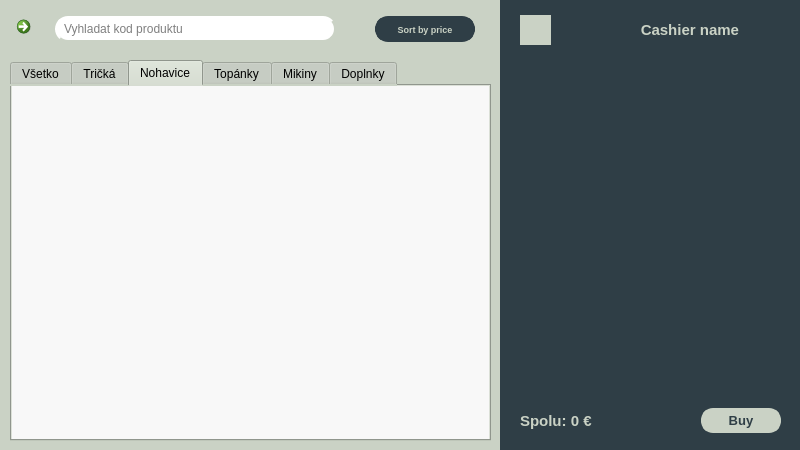
tomas-magat/camels-eshop-infosystem, file source/code/main.ui: the form before one commit.
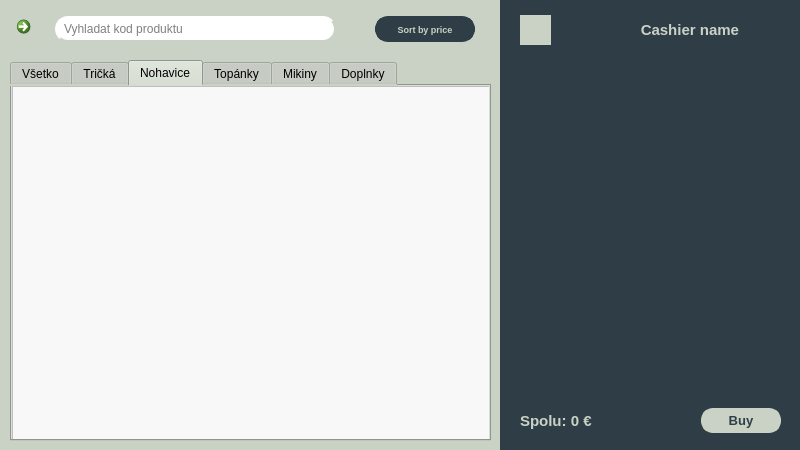
The form after the commit. The open tabs and pages were chosen to show the change. Icons and pictures are not drawn.

```diff
--- a/source/code/main.ui
+++ b/source/code/main.ui
@@ -451,15 +451,24 @@
             <property name="frameShadow">
              <enum>QFrame::Plain</enum>
             </property>
+            <layout class="QVBoxLayout" name="verticalLayout_39">
+             <property name="spacing">
+              <number>0</number>
+             </property>
+             <property name="leftMargin">
+              <number>0</number>
+             </property>
+             <property name="topMargin">
+              <number>0</number>
+             </property>
+             <property name="rightMargin">
+              <number>0</number>
+             </property>
+             <property name="bottomMargin">
+              <number>0</number>
+             </property>
+             <item>
             <widget class="QScrollArea" name="pantsCatalog">
-             <property name="geometry">
-              <rect>
-               <x>0</x>
-               <y>0</y>
-               <width>481</width>
-               <height>361</height>
-              </rect>
-             </property>
              <property name="styleSheet">
               <string notr="true">QScrollBar:vertical {
 	width: 20px;
@@ -468,10 +477,7 @@
 }</string>
              </property>
              <property name="frameShape">
-              <enum>QFrame::NoFrame</enum>
-             </property>
-             <property name="frameShadow">
-              <enum>QFrame::Plain</enum>
+                <enum>QFrame::StyledPanel</enum>
              </property>
              <property name="widgetResizable">
               <bool>true</bool>
@@ -481,13 +487,15 @@
                <rect>
                 <x>0</x>
                 <y>0</y>
-                <width>481</width>
-                <height>361</height>
-               </rect>
-              </property>
-              <layout class="QVBoxLayout" name="pantsLayout"/>
-             </widget>
-            </widget>
+                  <width>479</width>
+                  <height>359</height>
+                 </rect>
+                </property>
+                <layout class="QVBoxLayout" name="verticalLayout_40"/>
+               </widget>
+              </widget>
+             </item>
+            </layout>
            </widget>
           </widget>
           <widget class="QWidget" name="bootsCategory">
```
Left out of the diff: 138 changed lines with no effect on the pictures. Lines whose indentation alone changed are shown as unchanged.
